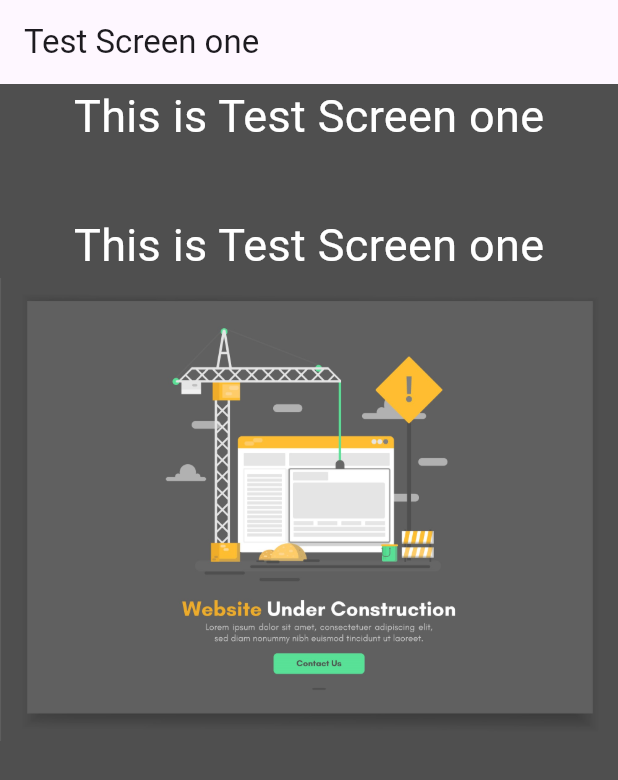
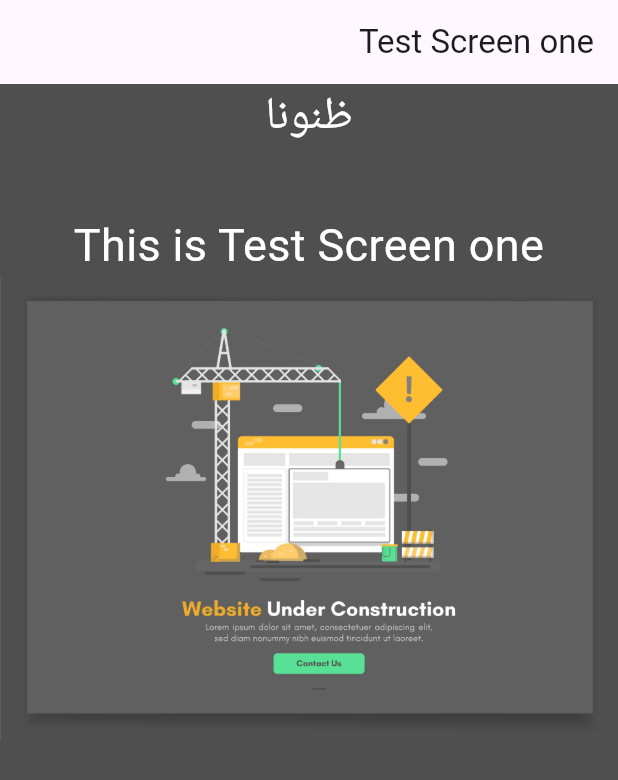
Before and after one commit to Siamoo/znoona_game_app, a Flutter app: the screen it shows after launch, on a phone screen of 412 x 824 dp. Shown: the top 780 px of the screen. Run offline on Flutter 3.47's test engine with Material 3 defaults, Android fonts, the phone set to English and light mode, and no system bars; our stand-ins replace connectivity_plus, flutter_dotenv, flutter_screenutil, google_fonts; Roboto replaces fonts that are missing (Beiruti).

Commit message:
Add ar & en language to app

```diff
--- a/lib/core/helpers/navigate.dart
+++ b/lib/core/helpers/znoona_navigate.dart
@@ -1,6 +1,6 @@
 import 'package:flutter/material.dart';
 
-class Navigate {
+class ZnoonaNavigate {
   static Future<T?> pushTo<T>(BuildContext context, Widget page) {
     return Navigator.push<T>(
       context,
--- /dev/null
+++ b/lib/core/helpers/znoona_texts.dart
@@ -0,0 +1,8 @@
+import 'package:flutter/material.dart';
+import 'package:znoona_game_app/core/language/app_localizations.dart';
+
+class ZnoonaTexts {
+  static String tr(BuildContext context, String key) {
+    return AppLocalizations.of(context)?.translate(key) ?? key;
+  }
+}
--- /dev/null
+++ b/lib/core/language/app_localizations.dart
@@ -0,0 +1,41 @@
+import 'dart:convert' show json;
+
+import 'package:flutter/material.dart';
+import 'package:flutter/services.dart';
+import 'package:znoona_game_app/core/language/app_localizations_delegate.dart';
+
+class AppLocalizations {
+  AppLocalizations(this.locale);
+  final Locale locale;
+
+  // Static method to retrieve the AppLocalizations instance
+  // from the nearest BuildContext.
+  static AppLocalizations? of(BuildContext context) {
+    return Localizations.of<AppLocalizations>(context, AppLocalizations);
+  }
+
+  // Static constant that holds the delegate for this localization.
+  static const LocalizationsDelegate<AppLocalizations> delegate =
+      AppLocalizationsDelegate();
+
+  // Map to store the localized strings.
+  late Map<String, String> _localizedStrings;
+
+  // Method to load the localized strings from JSON files.
+  Future<void> load() async {
+    final jsonString =
+        await rootBundle.loadString('lang/${locale.languageCode}.json');
+
+    final jsonMap = json.decode(jsonString) as Map<String, dynamic>;
+
+    _localizedStrings = jsonMap.map<String, String>((key, value) {
+      return MapEntry(key, value.toString());
+    });
+  }
+
+  // Method to translate a given key into the corresponding localized string.
+  String? translate(String key) => _localizedStrings[key];
+
+  // Getter method to check if the current locale is English.
+  bool get isEnLocale => locale.languageCode == 'en';
+}
--- /dev/null
+++ b/lib/core/language/app_localizations_setup.dart
@@ -0,0 +1,34 @@
+import 'package:flutter/cupertino.dart';
+import 'package:flutter_localizations/flutter_localizations.dart';
+import 'package:znoona_game_app/core/language/app_localizations.dart';
+
+class AppLocalizationsSetup {
+  static const Iterable<Locale> supportedLocales = [
+    Locale('en'),
+    Locale('ar'),
+  ];
+
+  static const Iterable<LocalizationsDelegate<dynamic>> localizationsDelegates =
+      [
+    AppLocalizations.delegate,
+    GlobalMaterialLocalizations.delegate,
+    GlobalWidgetsLocalizations.delegate,
+    GlobalCupertinoLocalizations.delegate,
+    DefaultCupertinoLocalizations.delegate,
+  ];
+
+  static Locale? localeResolutionCallback(
+    Locale? locale,
+    Iterable<Locale>? supportedLocales,
+  ) {
+    // Check if the desired locale is supported
+    for (final supportedLocale in supportedLocales!) {
+      if (supportedLocale.languageCode == locale!.languageCode &&
+          supportedLocale.countryCode == locale.countryCode) {
+        return supportedLocale;
+      }
+    }
+    // If the desired locale is not supported, return the first supported locale
+    return supportedLocales.first;
+  }
+}
--- a/lib/my_app.dart
+++ b/lib/my_app.dart
@@ -1,7 +1,7 @@
-
 import 'package:flutter/material.dart';
 import 'package:flutter_screenutil/flutter_screenutil.dart';
 import 'package:znoona_game_app/core/app/connectivity_controller.dart';
+import 'package:znoona_game_app/core/language/app_localizations_setup.dart';
 import 'package:znoona_game_app/core/routes/app_routes.dart';
 import 'package:znoona_game_app/core/style/theme/app_theme.dart';
 
@@ -19,19 +19,27 @@ class MyApp extends StatelessWidget {
             debugShowCheckedModeBanner: false,
             title: 'Znoona Game App',
             theme: darkTheme(),
+            locale: const Locale('ar'),
+            supportedLocales: AppLocalizationsSetup.supportedLocales,
+            localeResolutionCallback:
+                AppLocalizationsSetup.localeResolutionCallback,
+            localizationsDelegates:
+                AppLocalizationsSetup.localizationsDelegates,
             builder: (context, child) {
-              return Scaffold(
-                body: Builder(
-                  builder: (context) {
-                    ConnectivityController.instance.init();
-                    return child!;
-                  },
+              return GestureDetector(
+                onTap: () => FocusManager.instance.primaryFocus?.unfocus(),
+                child: Scaffold(
+                  body: Builder(
+                    builder: (context) {
+                      ConnectivityController.instance.init();
+                      return child!;
+                    },
+                  ),
                 ),
               );
             },
             onGenerateRoute: AppRoutes.generateRoute,
-            initialRoute: value ? AppRoutes.testOne: AppRoutes.noNetwork,
-
+            initialRoute: value ? AppRoutes.testOne : AppRoutes.noNetwork,
           ),
         );
       },
--- a/lib/test_screen_one.dart
+++ b/lib/test_screen_one.dart
@@ -1,6 +1,7 @@
 import 'package:flutter/material.dart';
 import 'package:znoona_game_app/core/helpers/znoona_colors.dart';
 import 'package:znoona_game_app/core/helpers/znoona_images.dart';
+import 'package:znoona_game_app/core/helpers/znoona_texts.dart';
 
 class TestScreenOne extends StatelessWidget {
   const TestScreenOne({super.key});
@@ -15,7 +16,7 @@ class TestScreenOne extends StatelessWidget {
         child: Column(
           children: [
             Text(
-              'This is Test Screen one',
+              ZnoonaTexts.tr(context, 'app_name'),
               style: TextStyle(
                 fontSize: 30,
                 color: ZnoonaColors.primary(context),
--- a/pubspec.yaml
+++ b/pubspec.yaml
@@ -14,8 +14,11 @@ dependencies:
   flutter:
     sdk: flutter
   flutter_dotenv: ^6.0.0
+  flutter_localizations:
+    sdk: flutter
   flutter_screenutil: ^5.9.3
   google_fonts: ^6.3.1
+
 
 dev_dependencies:
   flutter_launcher_icons: ^0.14.4
@@ -34,6 +37,8 @@ flutter:
     - .env.dev
     - .env.prod
     - assets/images/core/
+    - lang/ar.json
+    - lang/en.json
   # An image asset can refer to one or more resolution-specific "variants", see
   # https://flutter.dev/to/resolution-aware-images
   # For details regarding adding assets from package dependencies, see
```
Also changed, not shown: lang/ar.json (added, +9 -0 lines), lang/en.json (added, +9 -0 lines), lib/core/language/app_localizations_delegate.dart (added, +25 -0 lines), lib/core/language/lang_keys.dart (added, +8 -0 lines), pubspec.lock.
